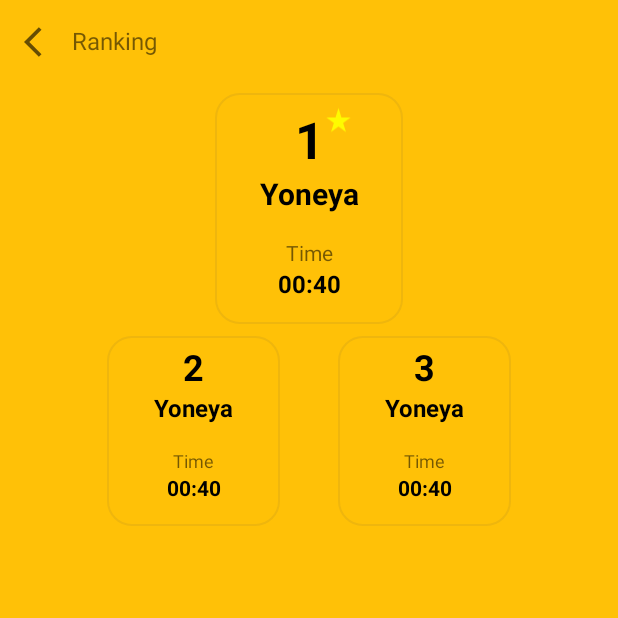
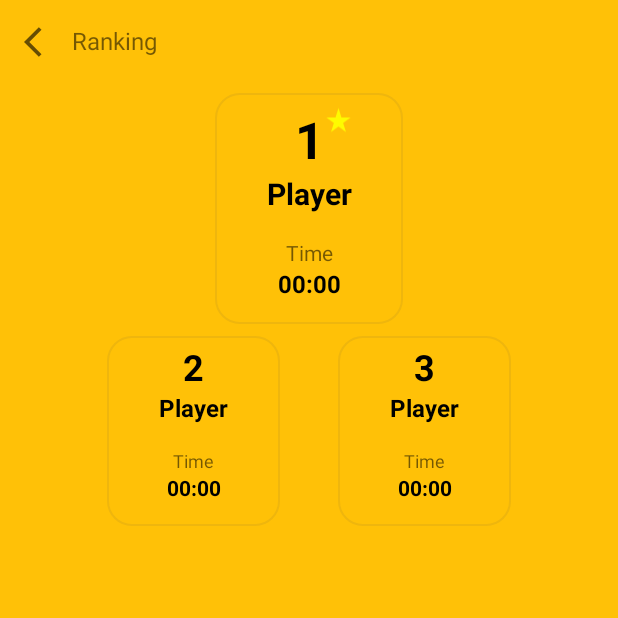
Before and after one commit to Yoneya-ohm1221/puzzle15game, an Android app: the RankingActivity screen opened directly, with no data from a screen before it, on a phone screen of 412 x 824 dp, the top half of it. Run offline under Robolectric (Android 15) with nearby library versions, the phone set to English and light mode, and no system bars; our stand-ins replace Firebase (no records; nobody signed in at launch, a user with empty details on screens opened directly).

Commit message:
fixed bugs

```diff
--- a/app/src/main/res/layout/activity_ranking.xml
+++ b/app/src/main/res/layout/activity_ranking.xml
@@ -33,17 +33,16 @@
         android:layout_width="match_parent"
         android:layout_height="0dp"
         android:fillViewport="true"
-        app:layout_constraintBottom_toBottomOf="parent"
+        app:layout_constraintBottom_toTopOf="@+id/textView8"
         app:layout_constraintEnd_toEndOf="parent"
         app:layout_constraintStart_toStartOf="parent"
         app:layout_constraintTop_toBottomOf="@+id/textView5">
 
 
-
         <androidx.constraintlayout.widget.ConstraintLayout
             android:id="@+id/constraintLayout6"
             android:layout_width="match_parent"
-                android:layout_height="match_parent">
+            android:layout_height="wrap_content">
 
             <androidx.constraintlayout.widget.ConstraintLayout
                 android:id="@+id/constraintLayout4"
@@ -76,7 +75,7 @@
                     android:layout_marginStart="4dp"
                     android:layout_marginEnd="4dp"
                     android:gravity="center"
-                        android:text="Yoneya"
+                    android:text="Player"
                     android:textColor="@color/black"
                     android:textSize="16sp"
                     android:textStyle="bold"
@@ -105,7 +104,7 @@
                     android:layout_marginStart="4dp"
                     android:layout_marginEnd="4dp"
                     android:layout_marginBottom="16dp"
-                        android:text="00:40"
+                    android:text="00:00"
                     android:textColor="@color/black"
                     android:textSize="14sp"
                     android:textStyle="bold"
@@ -158,7 +157,7 @@
                     android:layout_marginStart="8dp"
                     android:layout_marginEnd="8dp"
                     android:gravity="center"
-                        android:text="Yoneya"
+                    android:text="Player"
                     android:textColor="@color/black"
                     android:textSize="20sp"
                     android:textStyle="bold"
@@ -181,7 +180,7 @@
                     android:layout_width="wrap_content"
                     android:layout_height="wrap_content"
                     android:layout_marginBottom="16dp"
-                        android:text="00:40"
+                    android:text="00:00"
                     android:textColor="@color/black"
                     android:textSize="16sp"
                     android:textStyle="bold"
@@ -223,7 +222,7 @@
                     android:layout_marginStart="4dp"
                     android:layout_marginEnd="4dp"
                     android:gravity="center"
-                        android:text="Yoneya"
+                    android:text="Player"
                     android:textColor="@color/black"
                     android:textSize="16sp"
                     android:textStyle="bold"
@@ -250,7 +249,7 @@
                     android:layout_width="wrap_content"
                     android:layout_height="wrap_content"
                     android:layout_marginBottom="16dp"
-                        android:text="00:40"
+                    android:text="00:00"
                     android:textColor="@color/black"
                     android:textSize="14sp"
                     android:textStyle="bold"
@@ -259,6 +258,24 @@
                     app:layout_constraintStart_toStartOf="parent"
                     app:layout_constraintTop_toBottomOf="@+id/textView19" />
             </androidx.constraintlayout.widget.ConstraintLayout>
+
+            <androidx.recyclerview.widget.RecyclerView
+                android:id="@+id/recycleview"
+                android:layout_width="0dp"
+                android:layout_height="wrap_content"
+                android:layout_marginStart="4dp"
+                android:layout_marginTop="8dp"
+                android:layout_marginEnd="4dp"
+                android:nestedScrollingEnabled="false"
+                app:layoutManager="androidx.recyclerview.widget.LinearLayoutManager"
+                app:layout_constraintBottom_toBottomOf="parent"
+                app:layout_constraintEnd_toEndOf="parent"
+                app:layout_constraintStart_toStartOf="parent"
+                app:layout_constraintTop_toBottomOf="@+id/constraintLayout4" />
+
+        </androidx.constraintlayout.widget.ConstraintLayout>
+
+    </androidx.core.widget.NestedScrollView>
 
     <TextView
         android:id="@+id/textView8"
@@ -270,22 +287,4 @@
         app:layout_constraintBottom_toBottomOf="parent"
         app:layout_constraintEnd_toEndOf="parent" />
 
-                <androidx.recyclerview.widget.RecyclerView
-                    android:id="@+id/recycleview"
-                    android:layout_width="0dp"
-                    android:layout_height="0dp"
-                    android:layout_marginStart="4dp"
-                    android:layout_marginTop="8dp"
-                    android:layout_marginEnd="4dp"
-                    android:nestedScrollingEnabled="false"
-                    app:layoutManager="androidx.recyclerview.widget.LinearLayoutManager"
-                    app:layout_constraintBottom_toTopOf="@+id/textView8"
-                    app:layout_constraintEnd_toEndOf="parent"
-                    app:layout_constraintStart_toStartOf="parent"
-                    app:layout_constraintTop_toBottomOf="@+id/constraintLayout4" />
-
 </androidx.constraintlayout.widget.ConstraintLayout>
-
-    </androidx.core.widget.NestedScrollView>
-
-</androidx.constraintlayout.widget.ConstraintLayout>
--- a/app/src/main/res/layout/cardview_ranking.xml
+++ b/app/src/main/res/layout/cardview_ranking.xml
@@ -9,7 +9,7 @@
 
     <androidx.constraintlayout.widget.ConstraintLayout
         android:id="@+id/constraintLayout2"
-        android:layout_width="wrap_content"
+        android:layout_width="59dp"
         android:layout_height="wrap_content"
         android:background="@drawable/item_backgroundtop"
         app:layout_constraintBottom_toBottomOf="parent"
@@ -24,7 +24,7 @@
             android:layout_marginTop="8dp"
             android:layout_marginEnd="16dp"
             android:layout_marginBottom="8dp"
-            android:text="3"
+            android:text="13"
             android:textColor="@color/black"
             android:textSize="24sp"
             android:textStyle="bold"
```
Lines whose indentation alone changed are shown as unchanged.
